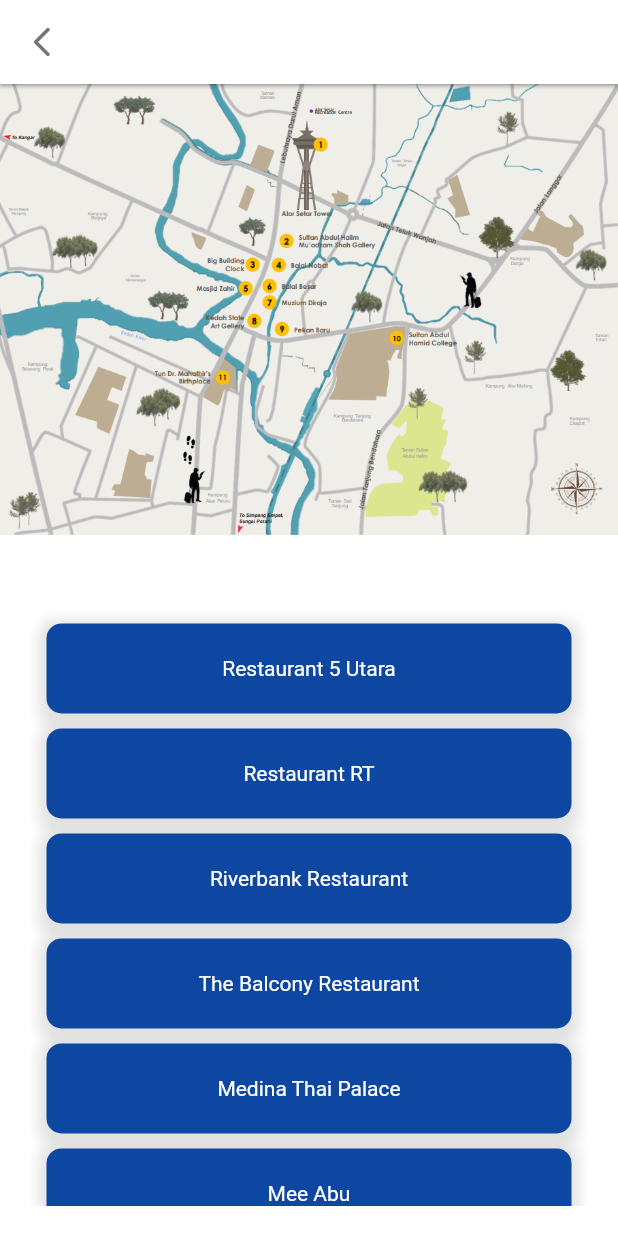
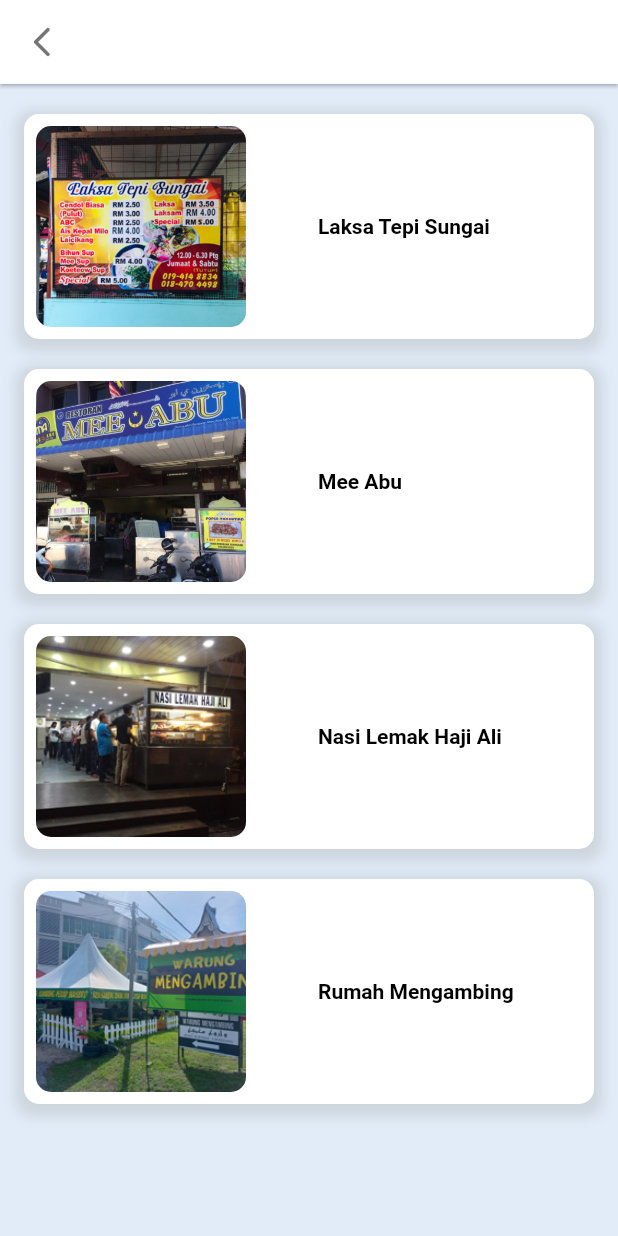
Before and after one commit to falahzubir/the_setar, a Flutter app: the FoodPage screen opened directly, on a phone screen of 412 x 824 dp. Run offline on Flutter 3.47's test engine with Material 2 defaults, Android fonts, the light colour scheme and no system bars; our stand-ins replace firebase_auth, firebase_core, flutter_animate; accounts and stored records are empty.

Commit message:
New update

```diff
--- a/lib/auth/login_page.dart
+++ b/lib/auth/login_page.dart
@@ -101,20 +101,27 @@ class _LoginPageState extends State<LoginPage> {
               // Sign in button
               GestureDetector(
                 onTap: () {
-                  FirebaseAuth.instance
-                      .signInWithEmailAndPassword(
-                          email: email, password: password)
-                      .then((value) {
+                  // FirebaseAuth.instance
+                  //     .signInWithEmailAndPassword(
+                  //         email: email, password: password)
+                  //     .then((value) {
+                  //   Navigator.push(
+                  //     context,
+                  //     MaterialPageRoute(
+                  //       builder: (context) => WelcomeScreen(),
+                  //     ),
+                  //   );
+                  // }).onError((error, stackTrace) {
+                  //   // ignore: avoid_print
+                  //   print("Error ${error.toString()}");
+                  // });
+
                   Navigator.push(
                     context,
                     MaterialPageRoute(
                       builder: (context) => WelcomeScreen(),
                     ),
                   );
-                  }).onError((error, stackTrace) {
-                    // ignore: avoid_print
-                    print("Error ${error.toString()}");
-                  });
                 },
                 child: Padding(
                   padding: const EdgeInsets.symmetric(horizontal: 25.0),
--- /dev/null
+++ b/lib/components/colors.dart
@@ -0,0 +1,6 @@
+import 'package:flutter/material.dart';
+
+class CustomColors {
+  static const Color primary = Color.fromRGBO(28, 99, 211, 1);
+  static const Color secondary = Color.fromRGBO(225, 236, 248, 1);
+}
--- a/lib/screens/setar/food_page.dart
+++ b/lib/screens/setar/food_page.dart
@@ -1,4 +1,6 @@
 import 'package:flutter/material.dart';
+
+import '../../components/colors.dart';
 
 class FoodPage extends StatefulWidget {
   const FoodPage({super.key});
@@ -23,46 +25,24 @@ class _FoodPageState extends State<FoodPage> {
         ),
         backgroundColor: Colors.white,
       ),
-      body: Stack(
-        children: [
-          Column(
-            children: [
-              GestureDetector(
-                child: InteractiveViewer(
-                  boundaryMargin: const EdgeInsets.all(20.0),
-                  minScale: 0.5,
-                  maxScale: 3.0,
-                  scaleEnabled: true,
-                  child: Image.asset("assets/map.png"),
-                ),
-              ),
-              // Image.asset("assets/history1.jpg"),
-            ],
-          ),
-          Positioned(
-            child: Container(
-              padding: const EdgeInsets.all(20),
-              margin: EdgeInsets.only(top: height * .4),
-              height: height * .6,
+      body: Container(
+        color: CustomColors.secondary,
         width: width,
-              decoration: const BoxDecoration(
-                color: Colors.white,
-                borderRadius: BorderRadius.only(
-                  topLeft: Radius.circular(30),
-                  topRight: Radius.circular(30),
-                ),
-              ),
+        height: height,
         child: SingleChildScrollView(
           child: Column(
             children: [
-                    const SizedBox(height: 10),
+              // Spacing
+              const SizedBox(height: 20),
+
+              // Box
               Container(
                 alignment: const Alignment(0, 0),
-                      height: 60,
-                      width: 350,
+                height: 150,
+                width: 380,
                 decoration: BoxDecoration(
                   borderRadius: BorderRadius.circular(10),
-                        color: Colors.blue[900],
+                  color: Colors.white,
                   boxShadow: [
                     BoxShadow(
                       color: Colors.grey.withOpacity(0.3),
@@ -72,21 +52,47 @@ class _FoodPageState extends State<FoodPage> {
                     ),
                   ],
                 ),
-                      child: const Text(
-                        "Restaurant 5 Utara",
-                        style: TextStyle(
-                          color: Colors.white,
+                child: Row(
+                  children: [
+                    // Image
+                    Padding(
+                      padding: const EdgeInsets.all(8.0),
+                      child: ClipRRect(
+                        borderRadius: BorderRadius.circular(10.0),
+                        child: Image.asset(
+                          "assets/laksa.png",
+                          width: 140,
+                          height: 140,
+                          fit: BoxFit.cover,
                         ),
                       ),
                     ),
-                    const SizedBox(height: 10),
+
+                    const SizedBox(width: 40),
+
+                    // Nama tempat
+                    const Text(
+                      "Laksa Tepi Sungai",
+                      style: TextStyle(
+                        color: Colors.black,
+                        fontWeight: FontWeight.bold,
+                      ),
+                    ),
+                  ],
+                ),
+              ),
+
+              // Spacing
+              const SizedBox(height: 20),
+
+              // Box
               Container(
                 alignment: const Alignment(0, 0),
-                      height: 60,
-                      width: 350,
+                height: 150,
+                width: 380,
                 decoration: BoxDecoration(
                   borderRadius: BorderRadius.circular(10),
-                        color: Colors.blue[900],
+                  color: Colors.white,
                   boxShadow: [
                     BoxShadow(
                       color: Colors.grey.withOpacity(0.3),
@@ -96,21 +102,47 @@ class _FoodPageState extends State<FoodPage> {
                     ),
                   ],
                 ),
-                      child: const Text(
-                        "Restaurant RT",
-                        style: TextStyle(
-                          color: Colors.white,
+                child: Row(
+                  children: [
+                    // Image
+                    Padding(
+                      padding: const EdgeInsets.all(8.0),
+                      child: ClipRRect(
+                        borderRadius: BorderRadius.circular(10.0),
+                        child: Image.asset(
+                          "assets/mee_abu.jpg",
+                          width: 140,
+                          height: 140,
+                          fit: BoxFit.cover,
                         ),
                       ),
                     ),
-                    const SizedBox(height: 10),
+
+                    const SizedBox(width: 40),
+
+                    // Nama tempat
+                    const Text(
+                      "Mee Abu",
+                      style: TextStyle(
+                        color: Colors.black,
+                        fontWeight: FontWeight.bold,
+                      ),
+                    ),
+                  ],
+                ),
+              ),
+
+              // Spacing
+              const SizedBox(height: 20),
+
+              // Box
               Container(
                 alignment: const Alignment(0, 0),
-                      height: 60,
-                      width: 350,
+                height: 150,
+                width: 380,
                 decoration: BoxDecoration(
                   borderRadius: BorderRadius.circular(10),
-                        color: Colors.blue[900],
+                  color: Colors.white,
                   boxShadow: [
                     BoxShadow(
                       color: Colors.grey.withOpacity(0.3),
@@ -120,21 +152,47 @@ class _FoodPageState extends State<FoodPage> {
                     ),
                   ],
                 ),
-                      child: const Text(
-                        "Riverbank Restaurant",
-                        style: TextStyle(
-                          color: Colors.white,
+                child: Row(
+                  children: [
+                    // Image
+                    Padding(
+                      padding: const EdgeInsets.all(8.0),
+                      child: ClipRRect(
+                        borderRadius: BorderRadius.circular(10.0),
+                        child: Image.asset(
+                          "assets/nasik_lemak_hj_ali.png",
+                          width: 140,
+                          height: 140,
+                          fit: BoxFit.cover,
                         ),
                       ),
                     ),
-                    const SizedBox(height: 10),
+
+                    const SizedBox(width: 40),
+
+                    // Nama tempat
+                    const Text(
+                      "Nasi Lemak Haji Ali",
+                      style: TextStyle(
+                        color: Colors.black,
+                        fontWeight: FontWeight.bold,
+                      ),
+                    ),
+                  ],
+                ),
+              ),
+
+              // Spacing
+              const SizedBox(height: 20),
+
+              // Box
               Container(
                 alignment: const Alignment(0, 0),
-                      height: 60,
-                      width: 350,
+                height: 150,
+                width: 380,
                 decoration: BoxDecoration(
                   borderRadius: BorderRadius.circular(10),
-                        color: Colors.blue[900],
+                  color: Colors.white,
                   boxShadow: [
                     BoxShadow(
                       color: Colors.grey.withOpacity(0.3),
@@ -144,91 +202,41 @@ class _FoodPageState extends State<FoodPage> {
                     ),
                   ],
                 ),
-                      child: const Text(
-                        "The Balcony Restaurant",
-                        style: TextStyle(
-                          color: Colors.white,
+                child: Row(
+                  children: [
+                    // Image
+                    Padding(
+                      padding: const EdgeInsets.all(8.0),
+                      child: ClipRRect(
+                        borderRadius: BorderRadius.circular(10.0),
+                        child: Image.asset(
+                          "assets/rumah_mengambing.png",
+                          width: 140,
+                          height: 140,
+                          fit: BoxFit.cover,
                         ),
                       ),
                     ),
-                    const SizedBox(height: 10),
-                    Container(
-                      alignment: const Alignment(0, 0),
-                      height: 60,
-                      width: 350,
-                      decoration: BoxDecoration(
-                        borderRadius: BorderRadius.circular(10),
-                        color: Colors.blue[900],
-                        boxShadow: [
-                          BoxShadow(
-                            color: Colors.grey.withOpacity(0.3),
-                            spreadRadius: 5,
-                            blurRadius: 7,
-                            offset: const Offset(0, 3),
-                          ),
-                        ],
-                      ),
-                      child: const Text(
-                        "Medina Thai Palace",
+
+                    const SizedBox(width: 40),
+
+                    // Nama tempat
+                    const Text(
+                      "Rumah Mengambing",
                       style: TextStyle(
-                          color: Colors.white,
-                        ),
-                      ),
-                    ),
-                    const SizedBox(height: 10),
-                    Container(
-                      alignment: const Alignment(0, 0),
-                      height: 60,
-                      width: 350,
-                      decoration: BoxDecoration(
-                        borderRadius: BorderRadius.circular(10),
-                        color: Colors.blue[900],
-                        boxShadow: [
-                          BoxShadow(
-                            color: Colors.grey.withOpacity(0.3),
-                            spreadRadius: 5,
-                            blurRadius: 7,
-                            offset: const Offset(0, 3),
-                          ),
-                        ],
-                      ),
-                      child: const Text(
-                        "Mee Abu",
-                        style: TextStyle(
-                          color: Colors.white,
-                        ),
-                      ),
-                    ),
-                    const SizedBox(height: 10),
-                    Container(
-                      alignment: const Alignment(0, 0),
-                      height: 60,
-                      width: 350,
-                      decoration: BoxDecoration(
-                        borderRadius: BorderRadius.circular(10),
-                        color: Colors.blue[900],
-                        boxShadow: [
-                          BoxShadow(
-                            color: Colors.grey.withOpacity(0.3),
-                            spreadRadius: 5,
-                            blurRadius: 7,
-                            offset: const Offset(0, 3),
-                          ),
-                        ],
-                      ),
-                      child: const Text(
-                        "Meat Freak BBQ & Steak",
-                        style: TextStyle(
-                          color: Colors.white,
-                        ),
+                        color: Colors.black,
+                        fontWeight: FontWeight.bold,
                       ),
                     ),
                   ],
                 ),
               ),
+
+              // Spacing
+              const SizedBox(height: 20),
+            ],
           ),
         ),
-        ],
       ),
     );
   }
--- a/lib/screens/setar/setar_tourist_trail_page.dart
+++ b/lib/screens/setar/setar_tourist_trail_page.dart
@@ -38,6 +38,10 @@ class SetarPage extends StatelessWidget {
               child: Column(
                 mainAxisAlignment: MainAxisAlignment.center,
                 children: const [
+                  Image(
+                    width: 140,
+                    image: AssetImage("assets/h1.png"),
+                  ),
                   Text(
                     "SETAR TOURIST TRAILS",
                     style: TextStyle(
```
Also changed, not shown: assets/laksa.png (added), assets/meat_freak.jpg (added), assets/mee_abu.jpg (added), assets/mee_abu.png (added), assets/nasik_lemak_hj_ali.png (added), assets/rumah_mengambing.png (added), 39 other files. Lines whose indentation alone changed are shown as unchanged.
